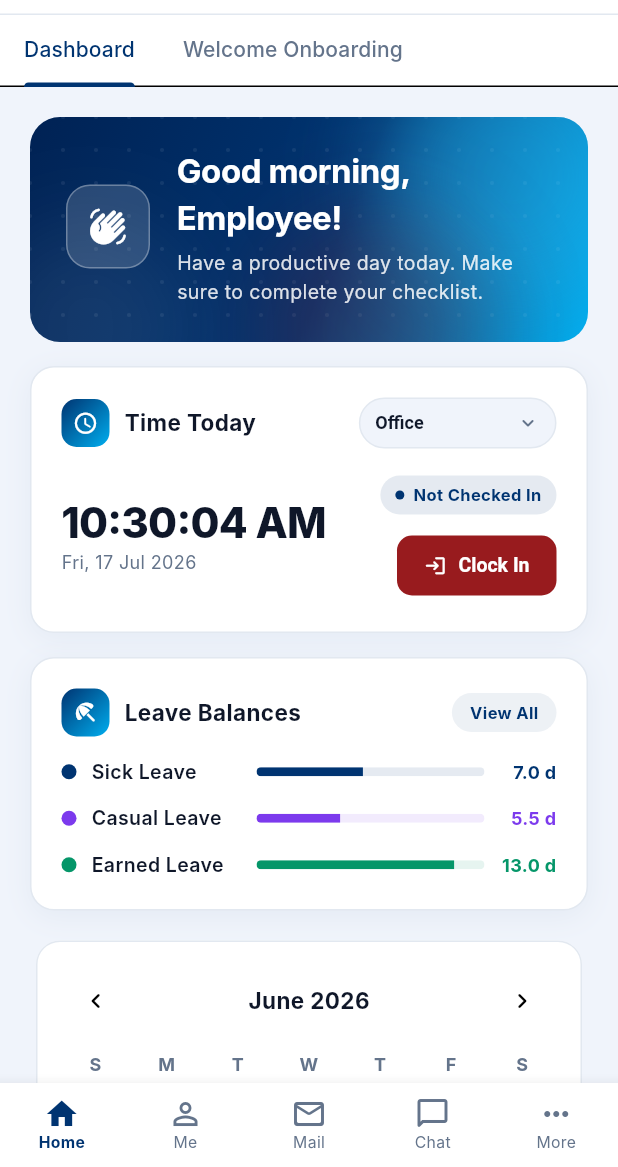
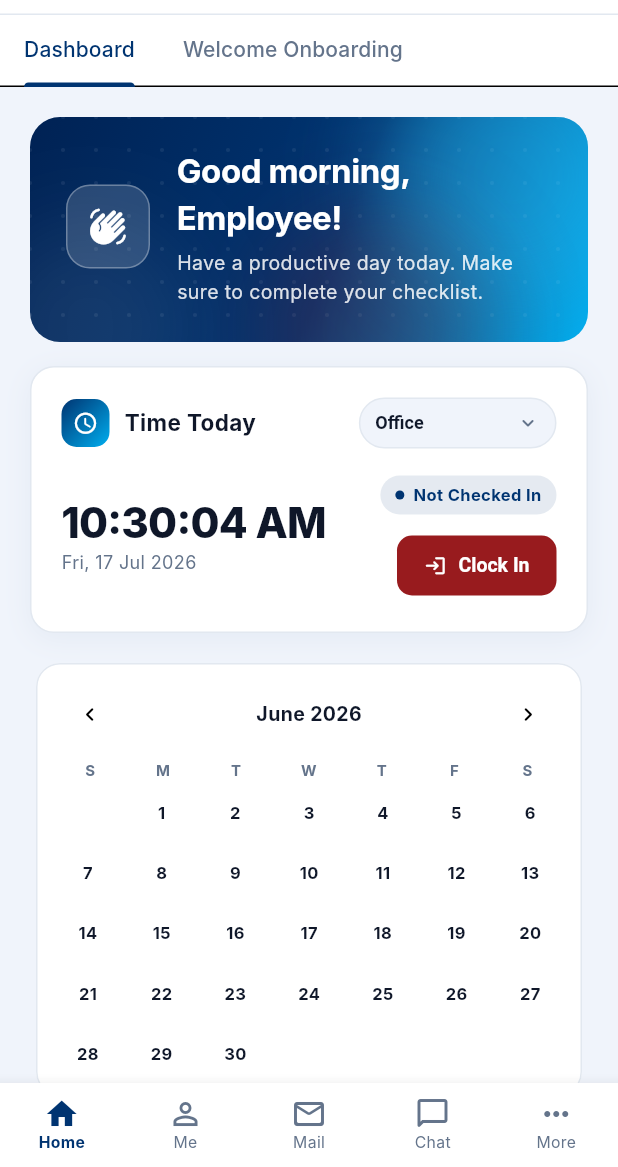
Before and after one commit to vinodh1299/HRMs-ERP, a Flutter app: the DashboardScreen screen opened by its route, after a tap on the "chevron left" icon, on a phone screen of 412 x 824 dp, the part 69-1236 px from its top. Run offline on Flutter 3.47's test engine with Material 3 defaults, Android fonts, the phone set to English and light mode, and no system bars; our stand-ins replace dio, flutter_riverpod, flutter_secure_storage, go_router; accounts and stored records are empty; Roboto replaces fonts that are missing (Inter).

Commit message:
feat: Relocate leave balances to Me section and implement compact animated calendar

```diff
--- a/frontend/lib/screens/home/dashboard_screen.dart
+++ b/frontend/lib/screens/home/dashboard_screen.dart
@@ -510,8 +510,6 @@ class _DashboardScreenState extends ConsumerState<DashboardScreen> with SingleTi
         _buildWelcomeBanner(employeeName),
         const SizedBox(height: 16),
         _buildTimeTodayWidget(),
-        const SizedBox(height: 16),
-        _buildLeaveBalancesWidget(),
         const SizedBox(height: 16),
         const InteractiveCalendarWidget(),
         const SizedBox(height: 16),
@@ -1274,24 +1272,32 @@ class _DotGridPainter extends CustomPainter {
 
 // ── Interactive Calendar & Blinking Event Widgets ────────────────────────────
 
-class BlinkingContainer extends StatefulWidget {
+class PulsatingEventContainer extends StatefulWidget {
   final Widget child;
-  const BlinkingContainer({required this.child, super.key});
+  const PulsatingEventContainer({required this.child, super.key});
 
   @override
-  State<BlinkingContainer> createState() => _BlinkingContainerState();
+  State<PulsatingEventContainer> createState() => _PulsatingEventContainerState();
 }
 
-class _BlinkingContainerState extends State<BlinkingContainer> with SingleTickerProviderStateMixin {
+class _PulsatingEventContainerState extends State<PulsatingEventContainer> with SingleTickerProviderStateMixin {
   late AnimationController _controller;
+  late Animation<double> _glowAnimation;
 
   @override
   void initState() {
     super.initState();
     _controller = AnimationController(
       vsync: this,
-      duration: const Duration(milliseconds: 1000),
+      duration: const Duration(milliseconds: 1500),
     )..repeat(reverse: true);
+
+    _glowAnimation = Tween<double>(begin: 0.0, end: 1.0).animate(
+      CurvedAnimation(
+        parent: _controller,
+        curve: Curves.easeInOut,
+      ),
+    );
   }
 
   @override
@@ -1303,21 +1309,17 @@ class _BlinkingContainerState extends State<BlinkingContainer> with SingleTicker
   @override
   Widget build(BuildContext context) {
     return AnimatedBuilder(
-      animation: _controller,
+      animation: _glowAnimation,
       builder: (context, child) {
         return Container(
           decoration: BoxDecoration(
             borderRadius: BorderRadius.circular(8),
-            border: Border.all(
-              color: const Color(0xFFD97706).withOpacity(_controller.value),
-              width: 2.0,
-            ),
             boxShadow: [
               BoxShadow(
-                color: const Color(0xFFD97706).withOpacity(_controller.value * 0.25),
-                blurRadius: 4,
-                spreadRadius: 1,
-              )
+                color: const Color(0xFFF59E0B).withOpacity(0.15 + (_glowAnimation.value * 0.2)),
+                blurRadius: 4 + (_glowAnimation.value * 6),
+                spreadRadius: _glowAnimation.value * 1.5,
+              ),
             ],
           ),
           child: widget.child,
@@ -1327,6 +1329,60 @@ class _BlinkingContainerState extends State<BlinkingContainer> with SingleTicker
   }
 }
 
+class InteractiveCalendarCell extends StatefulWidget {
+  final Widget child;
+  final VoidCallback onTap;
+  const InteractiveCalendarCell({required this.child, required this.onTap, super.key});
+
+  @override
+  State<InteractiveCalendarCell> createState() => _InteractiveCalendarCellState();
+}
+
+class _InteractiveCalendarCellState extends State<InteractiveCalendarCell> with SingleTickerProviderStateMixin {
+  late AnimationController _controller;
+
+  @override
+  void initState() {
+    super.initState();
+    _controller = AnimationController(
+      vsync: this,
+      duration: const Duration(milliseconds: 100),
+      lowerBound: 0.9,
+      upperBound: 1.0,
+      value: 1.0,
+    );
+  }
+
+  @override
+  void dispose() {
+    _controller.dispose();
+    super.dispose();
+  }
+
+  @override
+  Widget build(BuildContext context) {
+    return MouseRegion(
+      cursor: SystemMouseCursors.click,
+      child: GestureDetector(
+        onTapDown: (_) {
+          _controller.animateTo(0.9, curve: Curves.easeOutCubic);
+        },
+        onTapUp: (_) {
+          _controller.animateTo(1.0, curve: Curves.elasticOut);
+          widget.onTap();
+        },
+        onTapCancel: () {
+          _controller.animateTo(1.0, curve: Curves.easeOutCubic);
+        },
+        child: ScaleTransition(
+          scale: _controller,
+          child: widget.child,
+        ),
+      ),
+    );
+  }
+}
+
 class InteractiveCalendarWidget extends ConsumerStatefulWidget {
   const InteractiveCalendarWidget({super.key});
 
@@ -1334,25 +1390,39 @@ class InteractiveCalendarWidget extends ConsumerStatefulWidget {
   ConsumerState<InteractiveCalendarWidget> createState() => _InteractiveCalendarWidgetState();
 }
 
-class _InteractiveCalendarWidgetState extends ConsumerState<InteractiveCalendarWidget> {
+class _InteractiveCalendarWidgetState extends ConsumerState<InteractiveCalendarWidget> with TickerProviderStateMixin {
   late DateTime _currentMonth;
+  late AnimationController _staggerController;
 
   @override
   void initState() {
     super.initState();
     _currentMonth = DateTime.now();
+    _staggerController = AnimationController(
+      vsync: this,
+      duration: const Duration(milliseconds: 500),
+    );
+    _staggerController.forward();
+  }
+
+  @override
+  void dispose() {
+    _staggerController.dispose();
+    super.dispose();
   }
 
   void _nextMonth() {
     setState(() {
       _currentMonth = DateTime(_currentMonth.year, _currentMonth.month + 1, 1);
     });
+    _staggerController.forward(from: 0.0);
   }
 
   void _prevMonth() {
     setState(() {
       _currentMonth = DateTime(_currentMonth.year, _currentMonth.month - 1, 1);
     });
+    _staggerController.forward(from: 0.0);
   }
 
   int _daysInMonth(DateTime date) {
@@ -1390,7 +1460,7 @@ class _InteractiveCalendarWidgetState extends ConsumerState<InteractiveCalendarW
     return Card(
       elevation: 0,
       child: Padding(
-        padding: const EdgeInsets.all(16.0),
+        padding: const EdgeInsets.symmetric(horizontal: 12.0, vertical: 10.0),
         child: Column(
           crossAxisAlignment: CrossAxisAlignment.stretch,
           children: [
@@ -1398,30 +1468,34 @@ class _InteractiveCalendarWidgetState extends ConsumerState<InteractiveCalendarW
               mainAxisAlignment: MainAxisAlignment.spaceBetween,
               children: [
                 IconButton(
-                  icon: const Icon(Icons.chevron_left_rounded, size: 20),
+                  icon: const Icon(Icons.chevron_left_rounded, size: 18),
+                  padding: EdgeInsets.zero,
+                  constraints: const BoxConstraints(),
                   onPressed: _prevMonth,
                 ),
                 Text(
                   monthName,
-                  style: const TextStyle(fontWeight: FontWeight.bold, fontSize: 15, color: AppTheme.textDark),
+                  style: const TextStyle(fontWeight: FontWeight.bold, fontSize: 13, color: AppTheme.textDark),
                 ),
                 IconButton(
-                  icon: const Icon(Icons.chevron_right_rounded, size: 20),
+                  icon: const Icon(Icons.chevron_right_rounded, size: 18),
+                  padding: EdgeInsets.zero,
+                  constraints: const BoxConstraints(),
                   onPressed: _nextMonth,
                 ),
               ],
             ),
-            const SizedBox(height: 10),
+            const SizedBox(height: 6),
             Row(
               mainAxisAlignment: MainAxisAlignment.spaceAround,
               children: weekdays.map((day) {
                 return SizedBox(
-                  width: 32,
+                  width: 28,
                   child: Text(
                     day,
                     textAlign: TextAlign.center,
                     style: const TextStyle(
-                      fontSize: 12,
+                      fontSize: 10,
                       fontWeight: FontWeight.bold,
                       color: AppTheme.textMuted,
                     ),
@@ -1429,16 +1503,16 @@ class _InteractiveCalendarWidgetState extends ConsumerState<InteractiveCalendarW
                 );
               }).toList(),
             ),
-            const SizedBox(height: 8),
+            const SizedBox(height: 4),
             GridView.builder(
               shrinkWrap: true,
               physics: const NeverScrollableScrollPhysics(),
               itemCount: startOffset + totalDays,
               gridDelegate: const SliverGridDelegateWithFixedCrossAxisCount(
                 crossAxisCount: 7,
-                mainAxisSpacing: 6,
-                crossAxisSpacing: 6,
-                childAspectRatio: 1.0,
+                mainAxisSpacing: 4,
+                crossAxisSpacing: 4,
+                childAspectRatio: 1.25,
               ),
               itemBuilder: (context, index) {
                 if (index < startOffset) {
@@ -1459,11 +1533,22 @@ class _InteractiveCalendarWidgetState extends ConsumerState<InteractiveCalendarW
 
                 final hasEvents = dayEvents.isNotEmpty;
 
+                final cellAnimation = Tween<double>(begin: 0.0, end: 1.0).animate(
+                  CurvedAnimation(
+                    parent: _staggerController,
+                    curve: Interval(
+                      ((index - startOffset) * 0.012).clamp(0.0, 0.6),
+                      (((index - startOffset) * 0.012) + 0.35).clamp(0.0, 1.0),
+                      curve: Curves.easeOutBack,
+                    ),
+                  ),
+                );
+
                 Widget dayCell = Container(
                   alignment: Alignment.center,
                   decoration: BoxDecoration(
                     color: isToday ? AppTheme.primary : (hasEvents ? const Color(0xFFFEF3C7) : Colors.transparent),
-                    borderRadius: BorderRadius.circular(8),
+                    borderRadius: BorderRadius.circular(6),
                     border: isToday
                         ? null
                         : Border.all(
@@ -1477,7 +1562,7 @@ class _InteractiveCalendarWidgetState extends ConsumerState<InteractiveCalendarW
                       Text(
                         '$dayNum',
                         style: TextStyle(
-                          fontSize: 13,
+                          fontSize: 11,
                           fontWeight: FontWeight.bold,
                           color: isToday
                               ? Colors.white
@@ -1486,11 +1571,11 @@ class _InteractiveCalendarWidgetState extends ConsumerState<InteractiveCalendarW
                       ),
                       if (hasEvents)
                         Padding(
-                          padding: const EdgeInsets.only(top: 2.0),
+                          padding: const EdgeInsets.only(top: 1.0),
                           child: Text(
                             _shortEventTitle(dayEvents.first.title),
                             style: const TextStyle(
-                              fontSize: 8,
+                              fontSize: 7,
                               fontWeight: FontWeight.w600,
                               color: Color(0xFFB45309),
                               overflow: TextOverflow.ellipsis,
@@ -1502,10 +1587,18 @@ class _InteractiveCalendarWidgetState extends ConsumerState<InteractiveCalendarW
                 );
 
                 if (hasEvents) {
-                  dayCell = BlinkingContainer(child: dayCell);
+                  dayCell = PulsatingEventContainer(child: dayCell);
                 }
 
-                return InkWell(
+                dayCell = ScaleTransition(
+                  scale: cellAnimation,
+                  child: FadeTransition(
+                    opacity: cellAnimation,
+                    child: dayCell,
+                  ),
+                );
+
+                return InteractiveCalendarCell(
                   onTap: () {
                     if (hasEvents) {
                       _showDayEventsDialog(context, targetDate, dayEvents);
@@ -1513,7 +1606,6 @@ class _InteractiveCalendarWidgetState extends ConsumerState<InteractiveCalendarW
                       _showAddEventDirectDialog(context, targetDate);
                     }
                   },
-                  borderRadius: BorderRadius.circular(8),
                   child: dayCell,
                 );
               },
```
